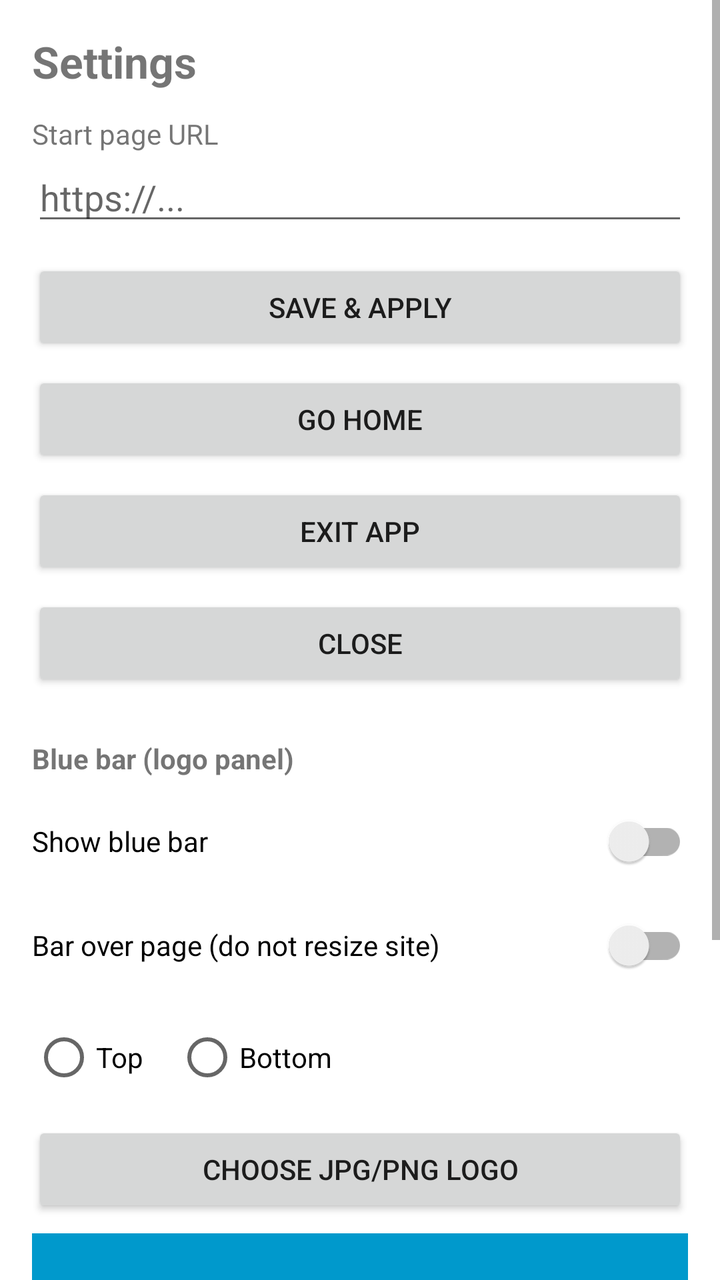
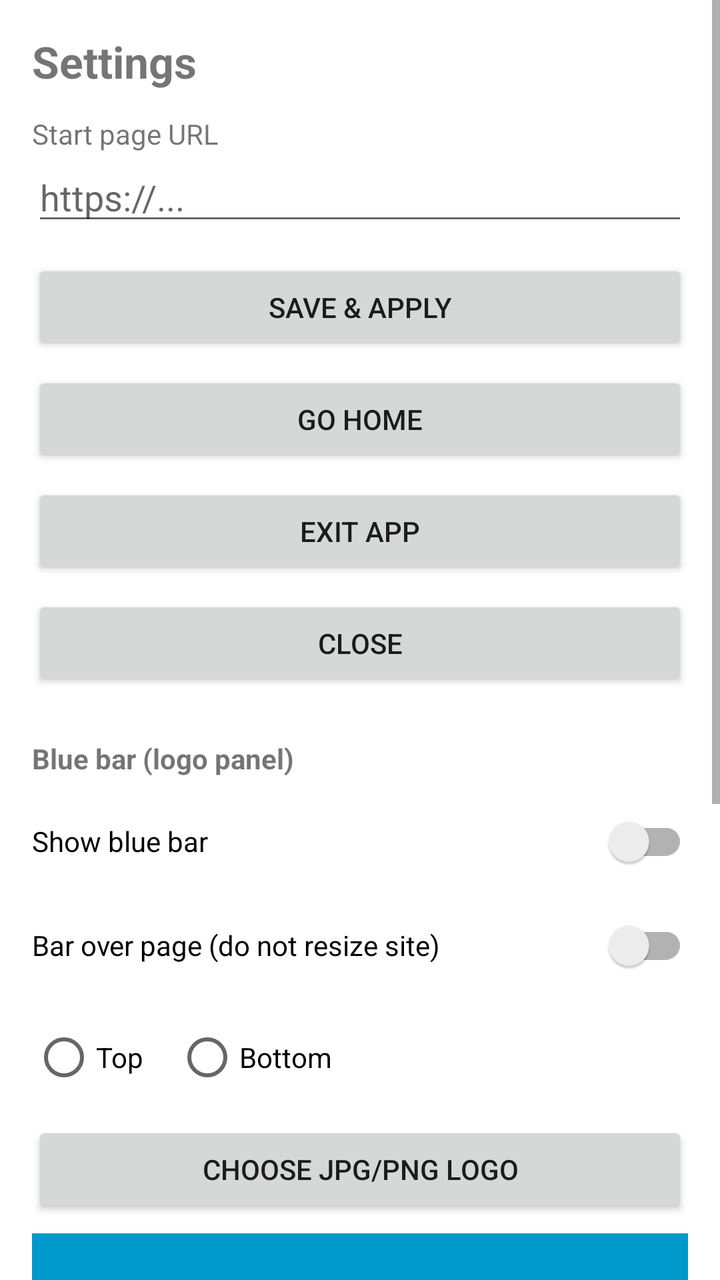

Two renders of the same Android screen: before a commit and after it. Below are the layout's source before the change and the commit's diff.
<!-- AndroidManifest.xml: application theme Theme.KioskBrowser -->
<!-- res/layout/activity_settings.xml -->
<?xml version="1.0" encoding="utf-8"?>
<ScrollView xmlns:android="http://schemas.android.com/apk/res/android"
    xmlns:app="http://schemas.android.com/apk/res-auto"
    android:layout_width="match_parent"
    android:layout_height="match_parent"
    android:fillViewport="true">

    <LinearLayout
        android:layout_width="match_parent"
        android:layout_height="wrap_content"
        android:orientation="vertical"
        android:padding="16dp">

        <TextView
            android:layout_width="wrap_content"
            android:layout_height="wrap_content"
            android:text="Settings"
            android:textSize="22sp"
            android:textStyle="bold"
            android:paddingBottom="12dp" />

        <TextView
            android:layout_width="wrap_content"
            android:layout_height="wrap_content"
            android:text="Start page URL" />

        <EditText
            android:id="@+id/edStartUrl"
            android:layout_width="match_parent"
            android:layout_height="wrap_content"
            android:hint="https://..."
            android:inputType="textUri"
            android:singleLine="true" />

        <Button
            android:id="@+id/btnSave"
            android:layout_width="match_parent"
            android:layout_height="wrap_content"
            android:text="Save &amp; Apply"
            android:layout_marginTop="12dp" />

        <Button
            android:id="@+id/btnHome"
            android:layout_width="match_parent"
            android:layout_height="wrap_content"
            android:text="Go Home"
            android:layout_marginTop="8dp" />

        <Button
            android:id="@+id/btnExitApp"
            android:layout_width="match_parent"
            android:layout_height="wrap_content"
            android:text="Exit App"
            android:layout_marginTop="8dp" />

        <Button
            android:id="@+id/btnClose"
            android:layout_width="match_parent"
            android:layout_height="wrap_content"
            android:text="Close"
            android:layout_marginTop="8dp" />

        <View
            android:layout_width="match_parent"
            android:layout_height="24dp" />

        <TextView
            android:layout_width="wrap_content"
            android:layout_height="wrap_content"
            android:text="Blue bar (logo panel)"
            android:textStyle="bold" />

        <androidx.appcompat.widget.SwitchCompat
            android:id="@+id/swBarEnabled"
            android:layout_width="match_parent"
            android:layout_height="wrap_content"
            android:text="Show blue bar"
            android:layout_marginTop="8dp" />

        <androidx.appcompat.widget.SwitchCompat
            android:id="@+id/swBarOverlay"
            android:layout_width="match_parent"
            android:layout_height="wrap_content"
            android:text="Bar over page (do not resize site)"
            android:layout_marginTop="4dp" />

        <RadioGroup
            android:id="@+id/rgBarPosition"
            android:layout_width="match_parent"
            android:layout_height="wrap_content"
            android:orientation="horizontal"
            android:layout_marginTop="8dp">

            <RadioButton
                android:id="@+id/rbTop"
                android:layout_width="wrap_content"
                android:layout_height="wrap_content"
                android:text="Top" />

            <RadioButton
                android:id="@+id/rbBottom"
                android:layout_width="wrap_content"
                android:layout_height="wrap_content"
                android:text="Bottom"
                android:layout_marginStart="16dp" />
        </RadioGroup>

        <Button
            android:id="@+id/btnPickImage"
            android:layout_width="match_parent"
            android:layout_height="wrap_content"
            android:text="Choose JPG/PNG logo"
            android:layout_marginTop="8dp" />

        <ImageView
            android:id="@+id/imgPreview"
            android:layout_width="match_parent"
            android:layout_height="64dp"
            android:layout_marginTop="8dp"
            android:background="#0099CC"
            android:scaleType="centerCrop"
            android:contentDescription="@null" />

        <View
            android:layout_width="match_parent"
            android:layout_height="16dp" />

        <TextView
            android:layout_width="wrap_content"
            android:layout_height="wrap_content"
            android:text="Sound"
            android:textStyle="bold" />

        <androidx.appcompat.widget.SwitchCompat
            android:id="@+id/swBeepOnError"
            android:layout_width="match_parent"
            android:layout_height="wrap_content"
            android:text="Beep on page errors"
            android:layout_marginTop="8dp" />

        <View
            android:layout_width="match_parent"
            android:layout_height="16dp" />

        <TextView
            android:layout_width="wrap_content"
            android:layout_height="wrap_content"
            android:text="Zoom"
            android:textStyle="bold" />

        <TextView
            android:id="@+id/tvZoomValue"
            android:layout_width="wrap_content"
            android:layout_height="wrap_content"
            android:text="100%"
            android:layout_marginTop="6dp" />

        <SeekBar
            android:id="@+id/seekZoom"
            android:layout_width="match_parent"
            android:layout_height="wrap_content"
            android:layout_marginTop="6dp"
            android:max="100" />

    </LinearLayout>
</ScrollView>
<!-- resources referenced by this layout -->
<resources>
  <style name="Theme.KioskBrowser" parent="Theme.MaterialComponents.DayNight.NoActionBar">
          
      </style>
</resources>

<!-- the commit's change to res/layout/activity_settings.xml (unified diff, before → after) -->
@@ -145,6 +145,30 @@
         <TextView
             android:layout_width="wrap_content"
             android:layout_height="wrap_content"
+            android:text="Keyboard / Scanner"
+            android:textStyle="bold" />
+
+        <androidx.appcompat.widget.SwitchCompat
+            android:id="@+id/swImeEnabled"
+            android:layout_width="match_parent"
+            android:layout_height="wrap_content"
+            android:text="Allow on-screen keyboard"
+            android:layout_marginTop="8dp" />
+
+        <androidx.appcompat.widget.SwitchCompat
+            android:id="@+id/swKeepSelection"
+            android:layout_width="match_parent"
+            android:layout_height="wrap_content"
+            android:text="Keep input selected after Enter"
+            android:layout_marginTop="8dp" />
+
+        <View
+            android:layout_width="match_parent"
+            android:layout_height="16dp" />
+
+        <TextView
+            android:layout_width="wrap_content"
+            android:layout_height="wrap_content"
             android:text="Zoom"
             android:textStyle="bold" />
 
